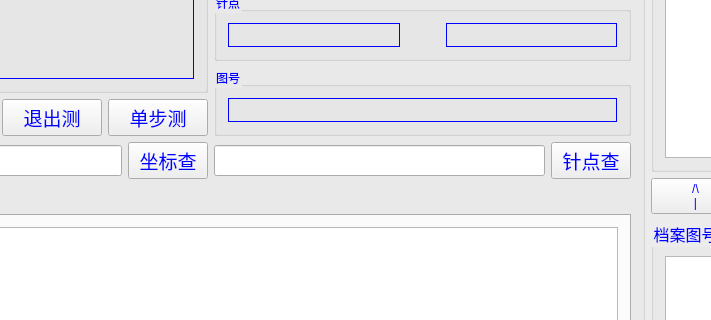
Above: QIoTest/qiotest.ui from wymdrose/QIOTEST before the change; both pictures show x 249 to 960 and y 226 to 546 of the 1297 by 784 pixel window. Below: the same form after it.
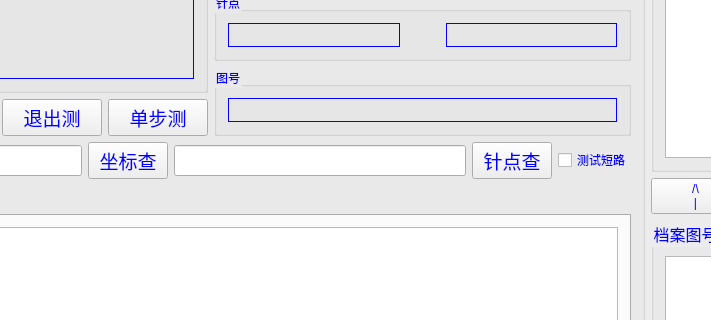
That is the form after the change. Icons and pictures are not drawn.

Commit message: feat: add checkbox of short.

What changed in the file:
```diff
--- a/QIoTest/qiotest.ui
+++ b/QIoTest/qiotest.ui
@@ -389,6 +389,13 @@
                         </property>
                        </widget>
                       </item>
+                      <item>
+                       <widget class="QCheckBox" name="checkBox_short">
+                        <property name="text">
+                         <string>测试短路</string>
+                        </property>
+                       </widget>
+                      </item>
                      </layout>
                     </item>
                    </layout>
```
The commit also changes 4 other files.
